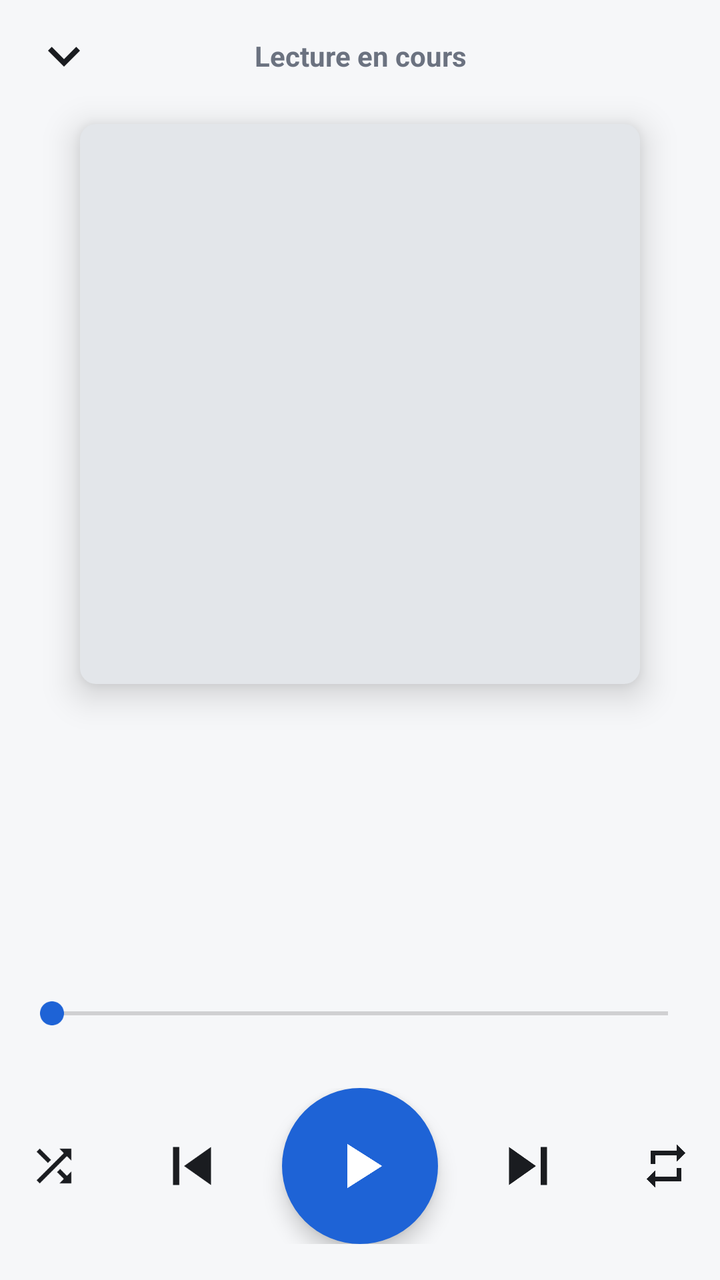
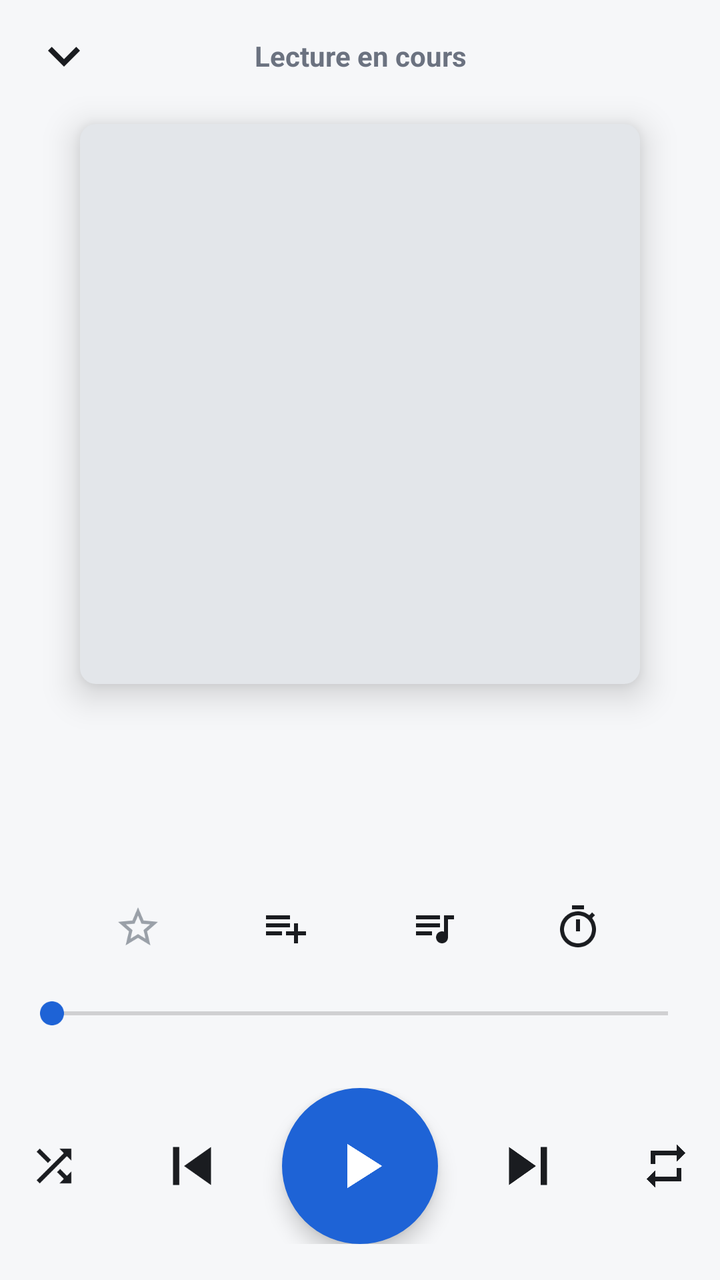

An Android layout rendered at two revisions. The XML below is the earlier revision; the diff shows what the commit changed to produce the second picture.
<!-- AndroidManifest.xml: application theme Theme.Lecteur -->
<!-- res/layout/activity_lecture.xml -->
<?xml version="1.0" encoding="utf-8"?>
<LinearLayout xmlns:android="http://schemas.android.com/apk/res/android"
    android:id="@+id/racine"
    android:layout_width="match_parent"
    android:layout_height="match_parent"
    android:background="@color/fond"
    android:orientation="vertical"
    android:paddingBottom="18dp">

    <LinearLayout
        android:layout_width="match_parent"
        android:layout_height="56dp"
        android:gravity="center_vertical"
        android:orientation="horizontal"
        android:paddingStart="6dp"
        android:paddingEnd="6dp">
        <ImageView
            android:id="@+id/btnFermer"
            android:layout_width="52dp"
            android:layout_height="52dp"
            android:background="?android:attr/selectableItemBackgroundBorderless"
            android:padding="10dp"
            android:src="@drawable/ic_bas" />
        <TextView
            android:id="@+id/enTete"
            android:layout_width="0dp"
            android:layout_height="wrap_content"
            android:layout_weight="1"
            android:ellipsize="end"
            android:gravity="center"
            android:singleLine="true"
            android:text="Lecture en cours"
            android:textColor="@color/gris"
            android:textSize="14sp"
            android:textStyle="bold" />
        <View android:layout_width="52dp" android:layout_height="1dp" />
    </LinearLayout>

    <ImageView
        android:id="@+id/pochette"
        android:layout_width="280dp"
        android:layout_height="280dp"
        android:layout_gravity="center_horizontal"
        android:layout_marginTop="6dp"
        android:background="@drawable/bg_pochette"
        android:elevation="10dp"
        android:scaleType="centerCrop" />

    <TextView
        android:id="@+id/titre"
        android:layout_width="match_parent"
        android:layout_height="wrap_content"
        android:layout_marginTop="16dp"
        android:ellipsize="end"
        android:gravity="center"
        android:maxLines="2"
        android:paddingStart="24dp"
        android:paddingEnd="24dp"
        android:textColor="@color/texte"
        android:textSize="22sp"
        android:textStyle="bold" />

    <TextView
        android:id="@+id/artiste"
        android:layout_width="match_parent"
        android:layout_height="wrap_content"
        android:layout_marginTop="2dp"
        android:ellipsize="end"
        android:gravity="center"
        android:paddingStart="24dp"
        android:paddingEnd="24dp"
        android:singleLine="true"
        android:textColor="@color/gris"
        android:textSize="15sp" />

    <ScrollView
        android:id="@+id/zoneParoles"
        android:layout_width="match_parent"
        android:layout_height="0dp"
        android:layout_marginTop="6dp"
        android:layout_weight="1"
        android:fadingEdgeLength="56dp"
        android:requiresFadingEdge="vertical"
        android:scrollbars="none">
        <LinearLayout
            android:id="@+id/lignesParoles"
            android:layout_width="match_parent"
            android:layout_height="wrap_content"
            android:gravity="center_horizontal"
            android:orientation="vertical"
            android:paddingStart="24dp"
            android:paddingTop="12dp"
            android:paddingEnd="24dp"
            android:paddingBottom="12dp" />
    </ScrollView>

    <SeekBar
        android:id="@+id/barre"
        android:layout_width="match_parent"
        android:layout_height="wrap_content"
        android:layout_marginStart="10dp"
        android:layout_marginEnd="10dp"
        android:paddingTop="10dp"
        android:paddingBottom="6dp" />

    <LinearLayout
        android:layout_width="match_parent"
        android:layout_height="wrap_content"
        android:orientation="horizontal"
        android:paddingStart="26dp"
        android:paddingEnd="26dp">
        <TextView
            android:id="@+id/tempsActuel"
            android:layout_width="0dp"
            android:layout_height="wrap_content"
            android:layout_weight="1"
            android:textColor="@color/gris"
            android:textSize="12sp" />
        <TextView
            android:id="@+id/tempsTotal"
            android:layout_width="wrap_content"
            android:layout_height="wrap_content"
            android:textColor="@color/gris"
            android:textSize="12sp" />
    </LinearLayout>

    <LinearLayout
        android:layout_width="match_parent"
        android:layout_height="wrap_content"
        android:layout_marginTop="6dp"
        android:gravity="center"
        android:orientation="horizontal">
        <ImageView
            android:id="@+id/btnAleatoire"
            android:layout_width="52dp"
            android:layout_height="52dp"
            android:background="?android:attr/selectableItemBackgroundBorderless"
            android:padding="13dp"
            android:src="@drawable/ic_aleatoire" />
        <ImageView
            android:id="@+id/btnPrecedent"
            android:layout_width="66dp"
            android:layout_height="66dp"
            android:layout_marginStart="10dp"
            android:background="?android:attr/selectableItemBackgroundBorderless"
            android:padding="14dp"
            android:src="@drawable/ic_precedent" />
        <ImageView
            android:id="@+id/btnLecture"
            android:layout_width="78dp"
            android:layout_height="78dp"
            android:layout_marginStart="12dp"
            android:layout_marginEnd="12dp"
            android:background="@drawable/bg_rond"
            android:elevation="6dp"
            android:foreground="?android:attr/selectableItemBackgroundBorderless"
            android:padding="20dp"
            android:src="@drawable/ic_lecture"
            android:tint="#FFFFFF" />
        <ImageView
            android:id="@+id/btnSuivant"
            android:layout_width="66dp"
            android:layout_height="66dp"
            android:layout_marginEnd="10dp"
            android:background="?android:attr/selectableItemBackgroundBorderless"
            android:padding="14dp"
            android:src="@drawable/ic_suivant" />
        <ImageView
            android:id="@+id/btnRepetition"
            android:layout_width="52dp"
            android:layout_height="52dp"
            android:background="?android:attr/selectableItemBackgroundBorderless"
            android:padding="13dp"
            android:src="@drawable/ic_repetition" />
    </LinearLayout>
</LinearLayout>
<!-- resources referenced by this layout -->
<resources>
  <color name="fond">#F6F7F9</color>
  <color name="gris">#6B7280</color>
  <color name="texte">#1A1C20</color>
  <!-- drawable bg_pochette (drawable) -->
  <shape xmlns:android="http://schemas.android.com/apk/res/android" android:shape="rectangle">
      <solid android:color="@color/trait"/>
      <corners android:radius="8dp"/>
  </shape>
  <!-- drawable bg_rond (drawable) -->
  <shape xmlns:android="http://schemas.android.com/apk/res/android" android:shape="oval">
      <solid android:color="@color/accent"/>
  </shape>
  <!-- drawable ic_bas (drawable) -->
  <vector xmlns:android="http://schemas.android.com/apk/res/android" android:width="24dp" android:height="24dp" android:viewportWidth="24" android:viewportHeight="24">
      <path android:fillColor="#1A1C20" android:pathData="M7.41,8.59L12,13.17l4.59,-4.58L18,10l-6,6 -6,-6 1.41,-1.41z"/>
  </vector>
  <!-- drawable ic_lecture (drawable) -->
  <vector xmlns:android="http://schemas.android.com/apk/res/android" android:width="24dp" android:height="24dp" android:viewportWidth="24" android:viewportHeight="24">
      <path android:fillColor="#1A1C20" android:pathData="M8,5v14l11,-7z"/>
  </vector>
  <!-- drawable ic_precedent (drawable) -->
  <vector xmlns:android="http://schemas.android.com/apk/res/android" android:width="24dp" android:height="24dp" android:viewportWidth="24" android:viewportHeight="24">
      <path android:fillColor="#1A1C20" android:pathData="M6,6h2v12H6zM9.5,12l8.5,6V6z"/>
  </vector>
  <!-- drawable ic_suivant (drawable) -->
  <vector xmlns:android="http://schemas.android.com/apk/res/android" android:width="24dp" android:height="24dp" android:viewportWidth="24" android:viewportHeight="24">
      <path android:fillColor="#1A1C20" android:pathData="M6,18l8.5,-6L6,6v12zM16,6v12h2V6h-2z"/>
  </vector>
  <color name="trait">#E3E6EA</color>
  <color name="accent">#1E63D6</color>
  <color name="carte">#FFFFFF</color>
  <!-- unchanged entries left out for length: 3 -->
</resources>

<!-- the commit's change to res/layout/activity_lecture.xml (unified diff, before → after) -->
@@ -93,6 +93,59 @@
             android:paddingEnd="24dp"
             android:paddingBottom="12dp" />
     </ScrollView>
+
+    <LinearLayout
+        android:layout_width="match_parent"
+        android:layout_height="48dp"
+        android:gravity="center"
+        android:orientation="horizontal">
+        <ImageView
+            android:id="@+id/btnFavori"
+            android:layout_width="56dp"
+            android:layout_height="48dp"
+            android:background="?android:attr/selectableItemBackgroundBorderless"
+            android:scaleType="center"
+            android:src="@drawable/ic_etoile_vide" />
+        <ImageView
+            android:id="@+id/btnPlaylist"
+            android:layout_width="56dp"
+            android:layout_height="48dp"
+            android:layout_marginStart="18dp"
+            android:background="?android:attr/selectableItemBackgroundBorderless"
+            android:scaleType="center"
+            android:src="@drawable/ic_ajout_playlist" />
+        <ImageView
+            android:id="@+id/btnFile"
+            android:layout_width="56dp"
+            android:layout_height="48dp"
+            android:layout_marginStart="18dp"
+            android:background="?android:attr/selectableItemBackgroundBorderless"
+            android:scaleType="center"
+            android:src="@drawable/ic_file" />
+        <LinearLayout
+            android:id="@+id/btnMinuterie"
+            android:layout_width="wrap_content"
+            android:layout_height="48dp"
+            android:layout_marginStart="18dp"
+            android:background="?android:attr/selectableItemBackgroundBorderless"
+            android:gravity="center"
+            android:minWidth="56dp"
+            android:orientation="horizontal">
+            <ImageView
+                android:id="@+id/icoMinuterie"
+                android:layout_width="24dp"
+                android:layout_height="24dp"
+                android:src="@drawable/ic_minuterie" />
+            <TextView
+                android:id="@+id/texteMinuterie"
+                android:layout_width="wrap_content"
+                android:layout_height="wrap_content"
+                android:layout_marginStart="4dp"
+                android:textColor="@color/accent"
+                android:textSize="13sp"
+                android:textStyle="bold" />
+        </LinearLayout>
+    </LinearLayout>
 
     <SeekBar
         android:id="@+id/barre"
<!-- resource entries referenced after the edit -->
@@ -12,13 +12,29 @@
   <shape xmlns:android="http://schemas.android.com/apk/res/android" android:shape="oval">
       <solid android:color="@color/accent"/>
   </shape>
+  <!-- drawable ic_ajout_playlist (drawable) -->
+  <vector xmlns:android="http://schemas.android.com/apk/res/android" android:width="24dp" android:height="24dp" android:viewportWidth="24" android:viewportHeight="24">
+      <path android:fillColor="#1A1C20" android:pathData="M14,10H2v2h12v-2zM14,6H2v2h12V6zM18,14v-4h-2v4h-4v2h4v4h2v-4h4v-2h-4zM2,16h8v-2H2v2z"/>
+  </vector>
   <!-- drawable ic_bas (drawable) -->
   <vector xmlns:android="http://schemas.android.com/apk/res/android" android:width="24dp" android:height="24dp" android:viewportWidth="24" android:viewportHeight="24">
       <path android:fillColor="#1A1C20" android:pathData="M7.41,8.59L12,13.17l4.59,-4.58L18,10l-6,6 -6,-6 1.41,-1.41z"/>
   </vector>
+  <!-- drawable ic_etoile_vide (drawable) -->
+  <vector xmlns:android="http://schemas.android.com/apk/res/android" android:width="24dp" android:height="24dp" android:viewportWidth="24" android:viewportHeight="24">
+      <path android:fillColor="#9AA0A8" android:pathData="M22,9.24l-7.19,-0.62L12,2 9.19,8.63 2,9.24l5.46,4.73L5.82,21 12,17.27 18.18,21l-1.63,-7.03L22,9.24zM12,15.4l-3.76,2.27 1,-4.28 -3.32,-2.88 4.38,-0.38L12,6.1l1.71,4.04 4.38,0.38 -3.32,2.88 1,4.28L12,15.4z"/>
+  </vector>
+  <!-- drawable ic_file (drawable) -->
+  <vector xmlns:android="http://schemas.android.com/apk/res/android" android:width="24dp" android:height="24dp" android:viewportWidth="24" android:viewportHeight="24">
+      <path android:fillColor="#1A1C20" android:pathData="M15,6H3v2h12V6zM15,10H3v2h12v-2zM3,16h8v-2H3v2zM17,6v8.18c-0.31,-0.11 -0.65,-0.18 -1,-0.18 -1.66,0 -3,1.34 -3,3s1.34,3 3,3 3,-1.34 3,-3V8h3V6h-5z"/>
+  </vector>
   <!-- drawable ic_lecture (drawable) -->
   <vector xmlns:android="http://schemas.android.com/apk/res/android" android:width="24dp" android:height="24dp" android:viewportWidth="24" android:viewportHeight="24">
       <path android:fillColor="#1A1C20" android:pathData="M8,5v14l11,-7z"/>
+  </vector>
+  <!-- drawable ic_minuterie (drawable) -->
+  <vector xmlns:android="http://schemas.android.com/apk/res/android" android:width="24dp" android:height="24dp" android:viewportWidth="24" android:viewportHeight="24">
+      <path android:fillColor="#1A1C20" android:pathData="M15,1H9v2h6V1zM11,14h2V8h-2v6zM19.03,7.39l1.42,-1.42c-0.43,-0.51 -0.9,-0.99 -1.41,-1.41l-1.42,1.42C16.07,4.74 14.12,4 12,4c-4.97,0 -9,4.03 -9,9s4.02,9 9,9 9,-4.03 9,-9c0,-2.12 -0.74,-4.07 -1.97,-5.61zM12,20c-3.87,0 -7,-3.13 -7,-7s3.13,-7 7,-7 7,3.13 7,7 -3.13,7 -7,7z"/>
   </vector>
   <!-- drawable ic_precedent (drawable) -->
   <vector xmlns:android="http://schemas.android.com/apk/res/android" android:width="24dp" android:height="24dp" android:viewportWidth="24" android:viewportHeight="24">
